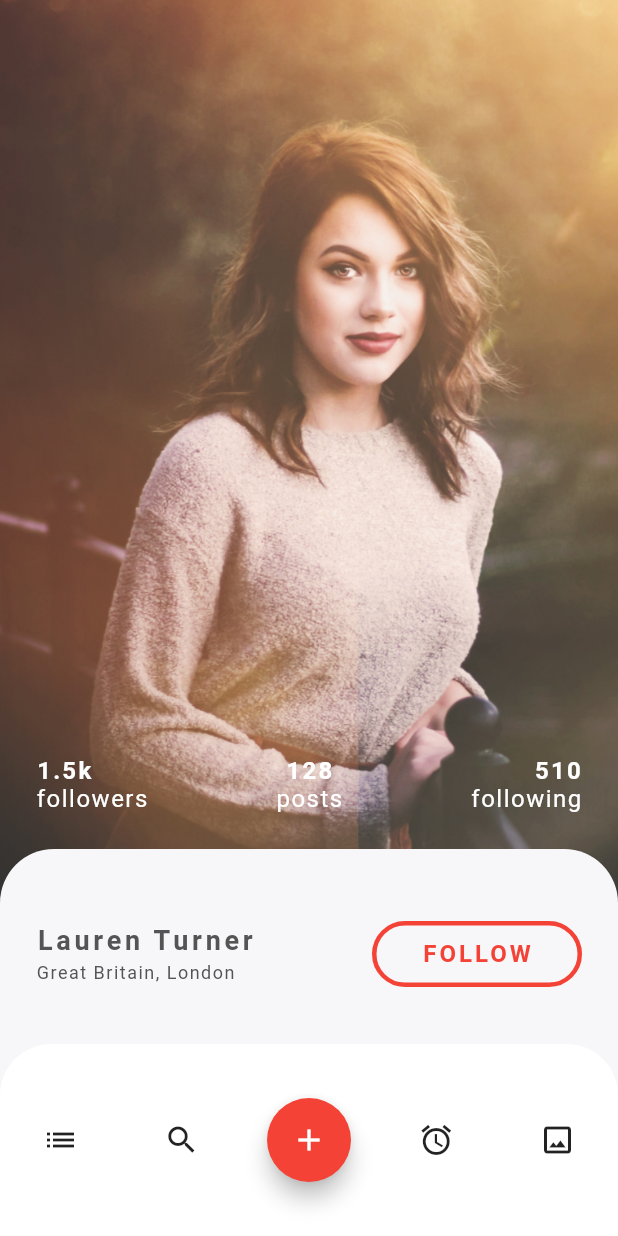
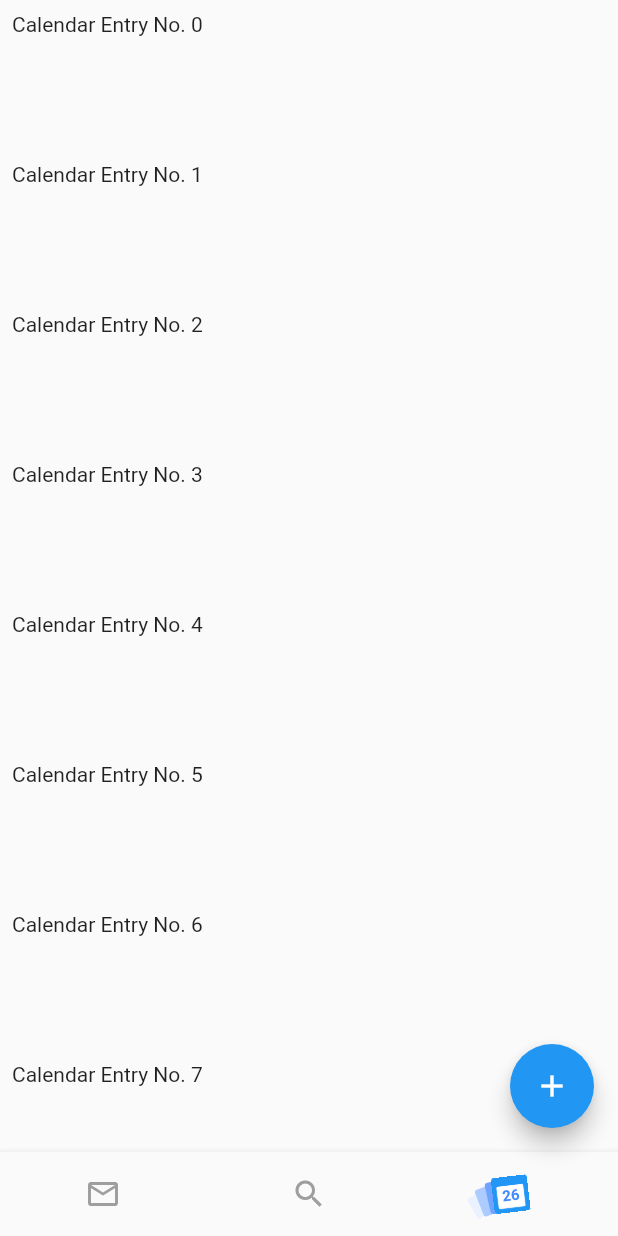
Before and after one commit to flschweiger/flutter-mix, a Flutter app: the screen it shows after launch, after a tap on the "search" icon, on a phone screen of 412 x 824 dp. Run offline on Flutter 3.47's test engine with Material 2 defaults, Android fonts, the phone set to English and light mode, and no system bars.

Commit message:
WIP calendar icon animation

```diff
--- /dev/null
+++ b/lib/calendar_animation/calendar_page.dart
@@ -0,0 +1,195 @@
+import 'package:flutter/material.dart';
+
+class CalendarPage extends StatefulWidget {
+  @override
+  _CalendarPageState createState() => _CalendarPageState();
+}
+
+class _CalendarPageState extends State<CalendarPage> {
+  ScrollController _controller;
+  double _scrolledPixels = 0;
+
+  Widget _buildListView() {
+    return NotificationListener<ScrollNotification>(
+      child: ListView.builder(
+        itemExtent: 100,
+        controller: _controller,
+        itemBuilder: (context, position) => Container(
+              padding: const EdgeInsets.all(8),
+              child: Text('Calendar Entry No. $position'),
+            ),
+      ),
+      onNotification: _handleScrollEvent,
+    );
+  }
+
+  @override
+  Widget build(BuildContext context) {
+    return Scaffold(
+      body: _buildListView(),
+      bottomNavigationBar: Material(
+        elevation: 4,
+        child: SizedBox(
+          height: 56,
+          child: Row(
+            mainAxisAlignment: MainAxisAlignment.spaceAround,
+            children: <Widget>[
+              IconButton(
+                icon: Icon(Icons.mail_outline, color: Colors.grey),
+                onPressed: () => print('Tap!'),
+              ),
+              IconButton(
+                icon: Icon(Icons.search, color: Colors.grey),
+                onPressed: () => print('Tap!'),
+              ),
+              IconButton(
+                icon: ScrollControlledCalendarIcon(
+                  currentDay: DateTime.now().day.toString(),
+                  relativeScrollPositionInPixels: _scrolledPixels,
+                ),
+                onPressed: _scrollToInitialPosition,
+              ),
+            ],
+          ),
+        ),
+      ),
+      floatingActionButton: FloatingActionButton(
+          child: Icon(Icons.add), onPressed: () => print('Tap!')),
+    );
+  }
+
+  @override
+  void initState() {
+    super.initState();
+    _controller = ScrollController(initialScrollOffset: 5000);
+  }
+
+  @override
+  void dispose() {
+    _controller.dispose();
+    super.dispose();
+  }
+
+  void _scrollToInitialPosition() {
+    _controller.animateTo(5000,
+        duration: Duration(seconds: 1), curve: Curves.ease);
+  }
+
+  bool _handleScrollEvent(ScrollNotification notification) {
+    int pixels = notification.metrics.pixels.toInt();
+    setState(() {
+      _scrolledPixels = (pixels - 5000) / 500.0;
+    });
+    return true;
+  }
+}
+
+class ScrollControlledCalendarIcon extends StatelessWidget {
+  ScrollControlledCalendarIcon(
+      {Key key,
+      @required this.currentDay,
+      @required this.relativeScrollPositionInPixels})
+      : super(key: key);
+
+  static const double fanAngle = 0.15;
+  static const double fanCount = 3;
+
+  final Animatable<double> sizedAnimation =
+      Tween(begin: 1.1, end: 0.7).chain(CurveTween(curve: Curves.easeIn));
+  final String currentDay;
+  final double relativeScrollPositionInPixels;
+
+  Widget _buildCalendar(BuildContext context) {
+    return Container(
+      width: 24,
+      height: 24,
+      child: Stack(
+        children: <Widget>[
+          Image.asset(
+            'images/calendar.png',
+            width: 24,
+            height: 24,
+          ),
+          Align(
+            alignment: Alignment(0, 0.2),
+            child: Text(
+              currentDay,
+              style: Theme.of(context).textTheme.body1.copyWith(
+                  color: Colors.blueAccent,
+                  fontSize: 10,
+                  fontWeight: FontWeight.bold),
+            ),
+          )
+        ],
+      ),
+    );
+  }
+
+  Widget _buildSingleLayer(double offset) {
+    double angle = 0;
+
+    if (relativeScrollPositionInPixels < 0) {
+      angle = ((relativeScrollPositionInPixels % fanAngle)
+              .clamp(-fanAngle, fanAngle) -
+          offset -
+          fanAngle);
+    } else {
+      angle = ((relativeScrollPositionInPixels % fanAngle)
+              .clamp(-fanAngle, fanAngle) +
+          offset);
+    }
+
+    if ((relativeScrollPositionInPixels / offset).abs() < 1) angle = 0;
+    double progress = angle.abs() / (fanAngle * fanCount);
+    double opacity = 1.0 - progress;
+    double size = sizedAnimation.transform(progress);
+
+    return Transform.rotate(
+      angle: angle,
+      origin: Offset(0, 50),
+      child: Transform.scale(
+        scale: size,
+        child: Container(
+          decoration: BoxDecoration(
+              color: Color.lerp(Colors.white, Colors.blueAccent, opacity),
+              borderRadius: BorderRadius.circular(2)),
+        ),
+      ),
+    );
+  }
+
+  Widget _buildLayers() {
+    return SizedBox(
+      width: 20,
+      height: 20,
+      child: Stack(
+        children: <Widget>[
+          _buildSingleLayer(fanAngle * 2),
+          _buildSingleLayer(fanAngle * 1),
+          _buildSingleLayer(fanAngle * 0),
+        ],
+      ),
+    );
+  }
+
+  @override
+  Widget build(BuildContext context) {
+    return SizedBox(
+      width: 24,
+      height: 24,
+      child: Transform.rotate(
+        angle: relativeScrollPositionInPixels.clamp(-0.12, 0.12),
+        origin: Offset(0, 24),
+        child: Stack(
+          children: <Widget>[
+            Align(
+              child: _buildLayers(),
+              alignment: Alignment.center,
+            ),
+            _buildCalendar(context),
+          ],
+        ),
+      ),
+    );
+  }
+}
--- a/lib/resizable_column.dart
+++ b/lib/dating_page/resizable_column.dart
@@ -1,5 +1,5 @@
 import 'package:flutter/widgets.dart';
-import 'package:flutter_mix/animated_change_container.dart';
+import 'package:flutter_mix/dating_page/animated_change_container.dart';
 
 class ResizableColumn extends StatefulWidget {
   final Widget background;
--- a/lib/main.dart
+++ b/lib/main.dart
@@ -1,5 +1,5 @@
 import 'package:flutter/material.dart';
-import 'package:flutter_mix/dating_page.dart';
+import 'package:flutter_mix/calendar_animation/calendar_page.dart';
 
 void main() => runApp(MyApp());
 
@@ -35,7 +35,7 @@ class MyApp extends StatelessWidget {
       theme: ThemeData(
         textTheme: _textTheme,
       ),
-      home: DatingPage(),
+      home: CalendarPage(),
     );
   }
 }
--- a/pubspec.yaml
+++ b/pubspec.yaml
@@ -18,6 +18,7 @@ flutter:
   uses-material-design: true
 
   assets:
+    - images/calendar.png
     - images/dummy1.jpg
     - images/dummy2.jpg
     - images/dummy3.jpg
```
Also changed, not shown: lib/dating_page/dating_page.dart (renamed from lib/dating_page.dart, +4 -4 lines), images/calendar.png (added), lib/dating_page/animated_change_container.dart (renamed from lib/animated_change_container.dart), lib/dating_page/bottom_bar.dart (renamed from lib/bottom_bar.dart), lib/dating_page/follow_button.dart (renamed from lib/follow_button.dart).
